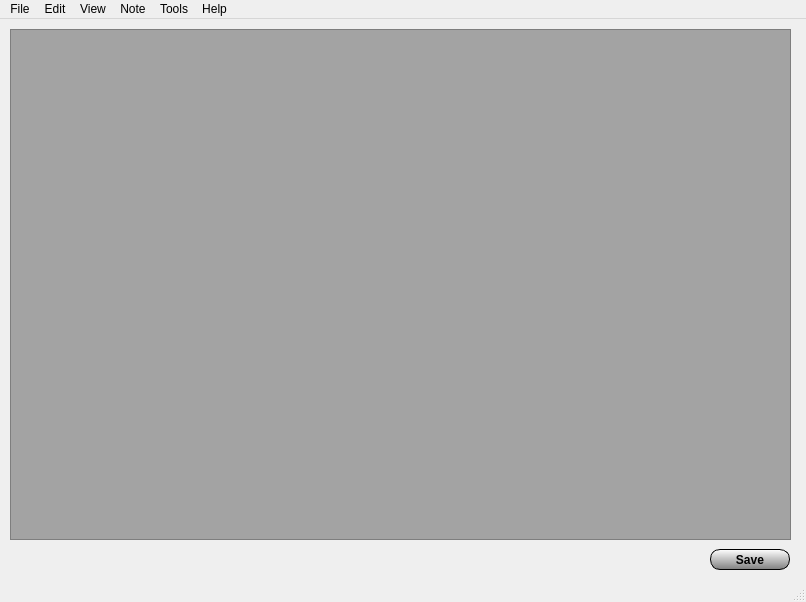
Before: the Qt Designer form notepad.ui in razashahid107/NOTEPAD-QT, drawn with Qt 5.
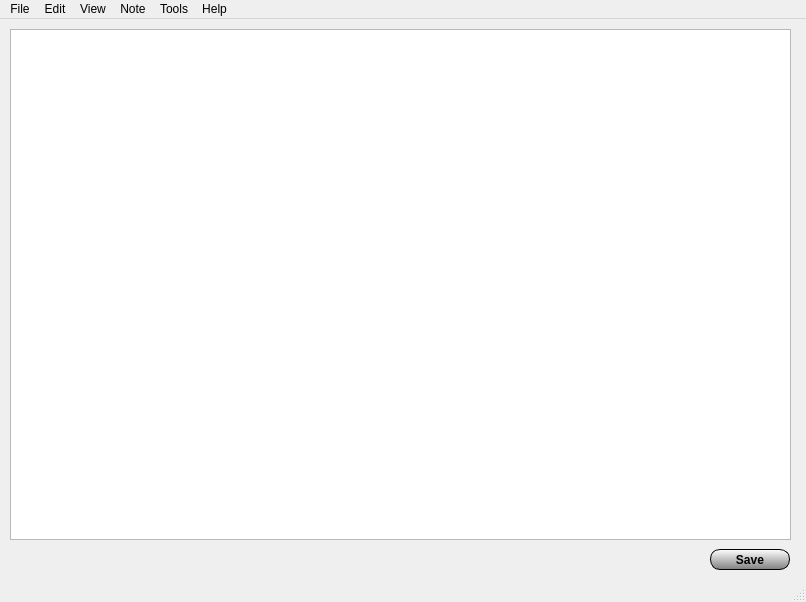
After: the same form once the commit is applied. Icons and pictures are not drawn.

```diff
--- a/notepad.ui
+++ b/notepad.ui
@@ -25,7 +25,7 @@
     </property>
     <property name="styleSheet">
      <string notr="true">color: black;
-background-color: rgb(163, 163, 163);</string>
+background-image: url(:/new/prefix1/Resources_Images/White_Background.jpg);</string>
     </property>
     <property name="html">
      <string>&lt;!DOCTYPE HTML PUBLIC &quot;-//W3C//DTD HTML 4.0//EN&quot; &quot;http://www.w3.org/TR/REC-html40/strict.dtd&quot;&gt;
```
